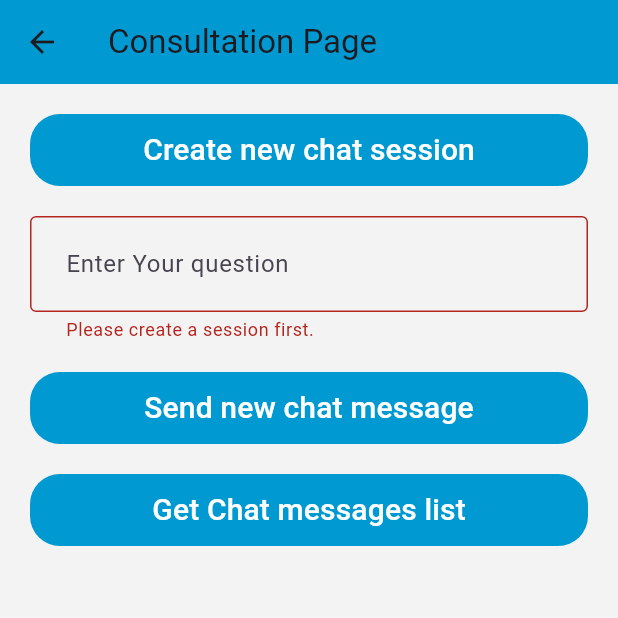
After one commit to altibbi-com/altibbi-flutter, a Flutter app: the Asksina screen opened directly, after a tap on "Send new chat message", on a phone screen of 412 x 824 dp, the top half of it. The commit adds this screen. Run offline on Flutter 3.47's test engine with Material 3 defaults, Android fonts, the phone set to English and light mode, and no system bars; our stand-ins replace csv, open_filex, permission_handler; missing offline and left inert: images_picker, pusher_channels_flutter, sendbird_chat_sdk; network calls fail.

Commit message:
applying Sina model

```diff
--- /dev/null
+++ b/example/lib/askSina.dart
@@ -0,0 +1,156 @@
+import 'dart:io';
+
+import 'package:altibbi/service/api_service.dart';
+import 'package:flutter/material.dart';
+import 'package:http/http.dart' as http;
+
+class Asksina extends StatefulWidget {
+  const Asksina({Key? key}) : super(key: key);
+
+  @override
+  State<Asksina> createState() => _AsksinaState();
+}
+
+class _AsksinaState extends State<Asksina> {
+  final TextEditingController _questionBodyController = TextEditingController();
+  final ApiService _apiService = ApiService();
+
+  String? _errorEmptyBody;
+  String _chatSessionId = "";
+
+  @override
+  void dispose() {
+    _questionBodyController.dispose();
+    super.dispose();
+  }
+
+  Future<void> _createNewChatSession() async {
+    try {
+      final chatSession = await _apiService.createChat();
+      setState(() {
+        _chatSessionId = chatSession.id!;
+      });
+      print("createNewChatSession = $_chatSessionId");
+    } catch (error) {
+      _handleApiError(error);
+    }
+  }
+
+  Future<void> _sendSinaMessage() async {
+    if (_chatSessionId == null || _chatSessionId!.isEmpty) {
+      setState(() {
+        _errorEmptyBody = 'Please create a session first.';
+      });
+      return;
+    }
+
+    try {
+      final chatResponse = await _apiService.sendSinaMessage(
+          _questionBodyController.text, _chatSessionId!);
+      print("sinaMessage = ${chatResponse.sinaMessage.text}");
+      print("userMessage = ${chatResponse.userMessage.text}");
+    } catch (error) {
+      _handleApiError(error);
+    }
+  }
+
+  Future<void> _getChatMessagesList() async {
+    if (_chatSessionId == null || _chatSessionId!.isEmpty) {
+      _showErrorSnackbar("No chat session is created.");
+      return;
+    }
+    try {
+      final chatMessages = await _apiService.getSinaChatMessages(
+          sessionId: _chatSessionId
+      );
+      print("Consultation List Length = ${chatMessages.length}");
+    } catch (error) {
+      _handleApiError(error);
+    }
+  }
+
+  void _handleApiError(Object error) {
+    if (error is http.Response) {
+      print("API Error - Status Code: ${error.statusCode}");
+      _showErrorSnackbar("Error: ${error.statusCode}");
+    } else {
+      print("An unexpected error occurred: $error");
+      _showErrorSnackbar("An unexpected error occurred.");
+    }
+  }
+
+  void _showErrorSnackbar(String message) {
+    ScaffoldMessenger.of(context).showSnackBar(
+      SnackBar(
+        content: Text(message),
+        backgroundColor: Colors.red,
+      ),
+    );
+  }
+
+  @override
+  Widget build(BuildContext context) {
+    return Scaffold(
+      backgroundColor: const Color(0xFFF3F3F4),
+      appBar: AppBar(
+        backgroundColor: const Color(0xFF0099D1),
+        title: const Text('Consultation Page'),
+      ),
+      body: SafeArea(
+        child: SingleChildScrollView(
+          padding: const EdgeInsets.symmetric(horizontal: 20, vertical: 20),
+          child: Column(
+            crossAxisAlignment: CrossAxisAlignment.start,
+            children: [
+              _buildButton(
+                text: "Create new chat session",
+                onPressed: _createNewChatSession,
+              ),
+              const SizedBox(height: 20),
+              TextField(
+                controller: _questionBodyController,
+                style: const TextStyle(fontSize: 16),
+                decoration: InputDecoration(
+                  errorText: _errorEmptyBody,
+                  hintText: "Enter Your question",
+                  contentPadding: const EdgeInsets.all(20.0),
+                  border: const OutlineInputBorder(),
+                ),
+              ),
+              const SizedBox(height: 20),
+              _buildButton(
+                text: "Send new chat message",
+                onPressed: _sendSinaMessage,
+              ),
+              const SizedBox(height: 20),
+              _buildButton(
+                text: "Get Chat messages list",
+                onPressed: _getChatMessagesList,
+              ),
+            ],
+          ),
+        ),
+      ),
+    );
+  }
+
+  Widget _buildButton({
+    required String text,
+    required VoidCallback onPressed,
+  }) {
+    return Container(
+      width: double.infinity,
+      decoration: BoxDecoration(
+        color: const Color(0xFF0099D1),
+        borderRadius: BorderRadius.circular(20),
+      ),
+      child: TextButton(
+        onPressed: onPressed,
+        child: Text(
+          text,
+          style: const TextStyle(color: Colors.white, fontSize: 20),
+        ),
+      ),
+    );
+  }
+}
--- a/lib/altibbi_service.dart
+++ b/lib/altibbi_service.dart
@@ -3,15 +3,18 @@ class AltibbiService {
   static String? authToken; // Authentication token for the service
   static String? url; // Base URL for the service
   static String? lang; // lang preference (ar or en)
+  static String? sinaModelEndPointUrl; // Sina Model End Point
 
   /// Initializes the Altibbi service with the specified parameters.
   ///
   /// - [token]: The authentication token for the service.
   /// - [baseUrl]: The base URL for the service.
   /// - [language]: The language preference for the service (default is 'en').
-  static void init({required String token, required String baseUrl, String language = 'en'}) {
+  /// - [sinaModelEndPoint]: The Sina model endpoint for the service (default is an empty string).
+  static void init({required String token, required String baseUrl, String language = 'en', String sinaModelEndPoint = ""}) {
     authToken = token;
     url = baseUrl;
     lang = language;
+    sinaModelEndPointUrl = sinaModelEndPoint;
   }
 }
--- /dev/null
+++ b/lib/model/sina/chat.dart
@@ -0,0 +1,20 @@
+class Chat {
+  String? id;
+  String? createdAt;
+  String? updatedAt;
+  Chat({
+    this.id,
+    this.createdAt,
+    this.updatedAt
+  });
+  Chat.fromJson(Map<String, dynamic> json) {
+    id = json['id'] as String?;
+    createdAt = json['created_at'] as String?;
+    updatedAt = json['updated_at'] as String?;
+  }
+  Map<String, dynamic> toJson() {
+    return {
+      'id': id
+    };
+  }
+}
--- /dev/null
+++ b/lib/model/sina/chatMessage.dart
@@ -0,0 +1,100 @@
+class ChatResponse {
+  final ChatMessage userMessage;
+  final ChatMessage sinaMessage;
+
+  ChatResponse({
+    required this.userMessage,
+    required this.sinaMessage,
+  });
+
+  factory ChatResponse.fromJson(Map<String, dynamic> json) {
+    return ChatResponse(
+      userMessage: ChatMessage.fromJson(json['user_message'] as Map<String, dynamic>),
+      sinaMessage: ChatMessage.fromJson(json['sina_message'] as Map<String, dynamic>),
+    );
+  }
+
+  Map<String, dynamic> toJson() => {
+    'user_message': userMessage.toJson(),
+    'sina_message': sinaMessage.toJson(),
+  };
+}
+
+class ChatMessage {
+  final int id;
+  final String sender;
+  final String text;
+  final String chatId;
+  final DateTime createdAt;
+  final DateTime updatedAt;
+  final dynamic media;
+  final MessageData? data;
+
+  ChatMessage({
+    required this.id,
+    required this.sender,
+    required this.text,
+    required this.chatId,
+    required this.createdAt,
+    required this.updatedAt,
+    this.media,
+    this.data,
+  });
+
+  factory ChatMessage.fromJson(Map<String, dynamic> json) {
+    return ChatMessage(
+      id: json['id'] as int,
+      sender: json['sender'] as String,
+      text: json['text'] as String,
+      chatId: json['chat_id'] as String,
+      createdAt: DateTime.parse(json['created_at'] as String),
+      updatedAt: DateTime.parse(json['updated_at'] as String),
+      media: json['media'], // keep dynamic, or cast if you know the type
+      data: json['data'] != null
+          ? MessageData.fromJson(json['data'] as Map<String, dynamic>)
+          : null,
+    );
+  }
+
+  Map<String, dynamic> toJson() {
+    final result = <String, dynamic>{
+      'id': id,
+      'sender': sender,
+      'text': text,
+      'chat_id': chatId,
+      'created_at': createdAt.toIso8601String(),
+      'updated_at': updatedAt.toIso8601String(),
+      'media': media,
+    };
+    if (data != null) {
+      result['data'] = data!.toJson();
+    }
+    return result;
+  }
+}
+
+class MessageData {
+  final String contentType;
+  final bool foundInRag;
+  final List<dynamic> links;
+
+  MessageData({
+    required this.contentType,
+    required this.foundInRag,
+    required this.links,
+  });
+
+  factory MessageData.fromJson(Map<String, dynamic> json) {
+    return MessageData(
+      contentType: json['content_type'] as String,
+      foundInRag: json['found_in_rag'] as bool,
+      links: json['links'] as List<dynamic>,
+    );
+  }
+
+  Map<String, dynamic> toJson() => {
+    'content_type': contentType,
+    'found_in_rag': foundInRag,
+    'links': links,
+  };
+}
```
Also changed, not shown: example/lib/main.dart (+27 -1 lines), example/pubspec.yaml (+5 -4 lines), lib/service/api_service.dart (+85 -10 lines), pubspec.yaml (+7 -4 lines).
